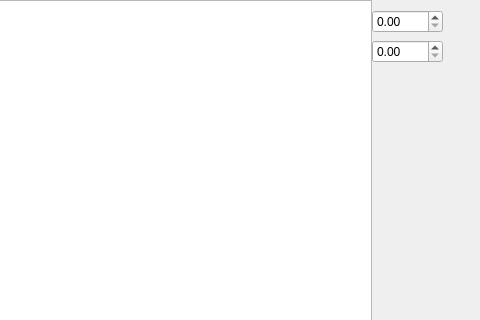
Above: Calculadora/plotter.ui from briandore/brian_ED before the change; both pictures show x 228 to 708 and y 0 to 320 of the 708 by 627 pixel window. Below: the same form after it.
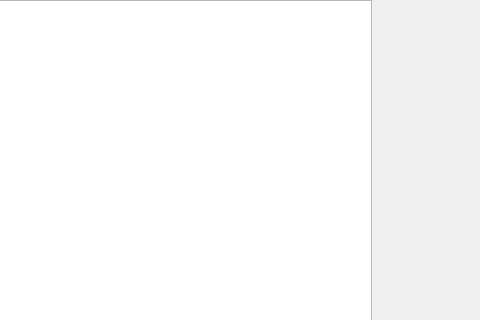
That is the form after the change.

```diff
--- a/Calculadora/plotter.ui
+++ b/Calculadora/plotter.ui
@@ -24,26 +24,6 @@
      </rect>
     </property>
    </widget>
-   <widget class="QDoubleSpinBox" name="xi">
-    <property name="geometry">
-     <rect>
-      <x>600</x>
-      <y>10</y>
-      <width>71</width>
-      <height>23</height>
-     </rect>
-    </property>
-   </widget>
-   <widget class="QDoubleSpinBox" name="xf">
-    <property name="geometry">
-     <rect>
-      <x>600</x>
-      <y>40</y>
-      <width>71</width>
-      <height>23</height>
-     </rect>
-    </property>
-   </widget>
   </widget>
  </widget>
  <resources/>
```
